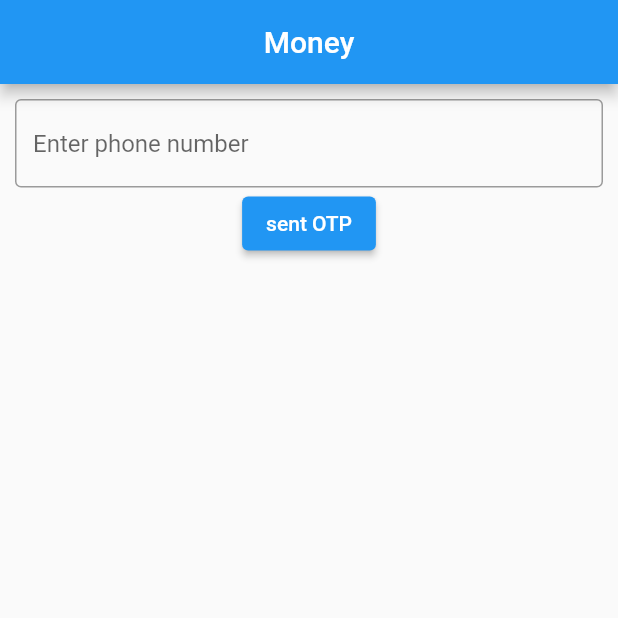
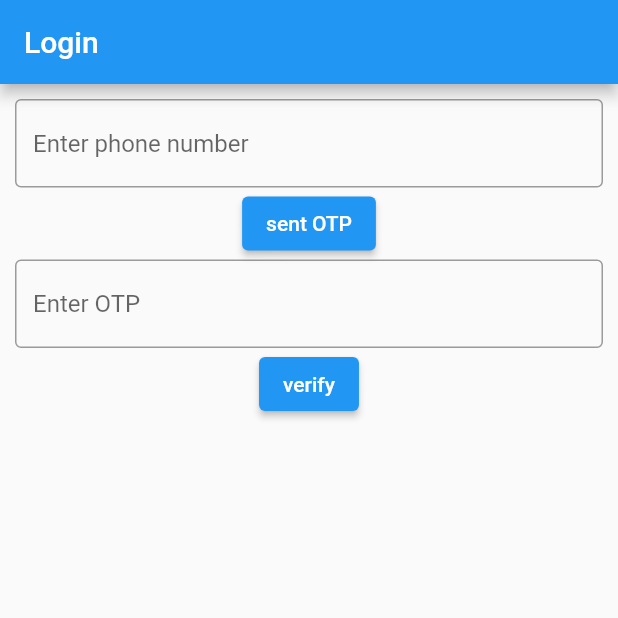
Before and after one commit to billion-yash/Money, a Flutter app: the screen it shows after launch, after a tap on "sent OTP", on a phone screen of 412 x 824 dp, the top half of it. Run offline on Flutter 3.47's test engine with Material 2 defaults, Android fonts, the light colour scheme and no system bars; our stand-ins replace cloud_firestore, firebase_auth, firebase_core, flutter_spinkit; missing offline and left inert: cloud_firestore_web, firebase_auth_web, firebase_core_web; accounts and stored records are empty.

Commit message:
solved login system bug

```diff
--- /dev/null
+++ b/lib/LoadingScreen.dart
@@ -0,0 +1,39 @@
+import 'package:firebase_auth/firebase_auth.dart';
+import 'package:firebase_core/firebase_core.dart';
+import 'package:flutter/material.dart';
+import 'package:flutter_spinkit/flutter_spinkit.dart';
+
+class LoadingScreen extends StatelessWidget {
+
+  Future<void> initializeFirebase(BuildContext context) async {
+    try {
+      await Firebase.initializeApp();
+    } catch (e) {}
+    doneInitializing(context);
+
+  }
+
+  void doneInitializing(BuildContext context){
+    if(FirebaseAuth.instance.currentUser != null){
+      Navigator.pushReplacementNamed(context, "/home");
+    }else{
+      Navigator.pushReplacementNamed(context, "/loginPage");
+    }
+  }
+
+
+  @override
+  Widget build(BuildContext context) {
+    initializeFirebase(context);
+    return Scaffold(
+      body: Container(
+        alignment: Alignment.center,
+        color: Colors.blue,
+        child: SpinKitRotatingCircle(
+          color: Colors.white,
+          size: 50.0,
+        ),
+      ),
+    );
+  }
+}
--- /dev/null
+++ b/lib/Widgets/LoginPage/LoginPage.dart
@@ -0,0 +1,78 @@
+import 'package:firebase_auth/firebase_auth.dart';
+import 'package:flutter/material.dart';
+
+class LoginPage extends StatefulWidget{
+  @override
+  State<StatefulWidget> createState() {
+    return LoginPageState();
+  }
+}
+
+class LoginPageState extends State<LoginPage> {
+  String verificationId;
+  TextEditingController phoneNumber, otpController;
+  String otp;
+
+  void checkPhoneNumberAndSendOTP() {
+    if (phoneNumber.text.length == 10) {
+      sentOTP(phoneNumber.text);
+    }
+  }
+
+  void verifyOTP() {
+    PhoneAuthCredential credential = PhoneAuthProvider.credential(
+        verificationId: verificationId, smsCode: otpController.text);
+    FirebaseAuth.instance
+        .signInWithCredential(credential).whenComplete(() => Navigator.pushReplacementNamed(context, '/home'));
+
+  }
+
+  Future<void> sentOTP(String phoneNumber) async {
+    await FirebaseAuth.instance.verifyPhoneNumber(
+      phoneNumber: "+91" + phoneNumber,
+      verificationCompleted: (PhoneAuthCredential credential) {},
+      verificationFailed: (FirebaseAuthException e) {},
+      codeSent: (String verificationId, int resendToken) {
+        this.verificationId = verificationId;
+      },
+      codeAutoRetrievalTimeout: (String verificationId) {},
+    );
+  }
+
+  @override
+  Widget build(BuildContext context) {
+    phoneNumber = TextEditingController();
+    otpController = TextEditingController();
+    return Scaffold(
+      appBar: AppBar(title: Text("Login"),),
+      body:  Container(
+          margin: EdgeInsets.all(10),
+          child: Column(
+            children: [
+              TextField(
+                controller: phoneNumber,
+                decoration: InputDecoration(
+                  border: OutlineInputBorder(),
+                  hintText: 'Enter phone number',
+                ),
+              ),
+              ElevatedButton(
+                onPressed: checkPhoneNumberAndSendOTP,
+                child: Text("sent OTP"),
+              ),
+              TextField(
+                controller: otpController,
+                decoration: InputDecoration(
+                  border: OutlineInputBorder(),
+                  hintText: 'Enter OTP',
+                ),
+              ),
+              ElevatedButton(
+                onPressed: verifyOTP,
+                child: Text("verify"),
+              ),
+            ],
+          ))
+    );
+  }
+}
--- a/lib/Widgets/LoginPage/MainCard.dart
+++ /dev/null
@@ -1,106 +0,0 @@
-import 'package:firebase_auth/firebase_auth.dart';
-import 'package:flutter/material.dart';
-
-class MainCard extends StatefulWidget {
-  final Function getUser;
-
-  MainCard(this.getUser);
-
-  @override
-  State<StatefulWidget> createState() {
-    return MainCardState(getUser);
-  }
-}
-
-class MainCardState extends State<MainCard> {
-  Function getUser;
-
-  MainCardState(this.getUser);
-
-  bool isOTPSent = false;
-  String verificationId;
-  TextEditingController phoneNumber, otpController;
-  String otp;
-
-  void checkPhoneNumberAndSendOTP() {
-    if (phoneNumber.text.length == 10) {
-      sentOTP(phoneNumber.text);
-    }
-  }
-
-  void verifyOTP() {
-    PhoneAuthCredential credential = PhoneAuthProvider.credential(
-        verificationId: verificationId, smsCode: otpController.text);
-    FirebaseAuth.instance
-        .signInWithCredential(credential)
-        .then((value) => print(value.toString()));
-    getUser();
-  }
-
-  Future<void> sentOTP(String phoneNumber) async {
-    await FirebaseAuth.instance.verifyPhoneNumber(
-      phoneNumber: "+91" + phoneNumber,
-      verificationCompleted: (PhoneAuthCredential credential) {},
-      verificationFailed: (FirebaseAuthException e) {},
-      codeSent: (String verificationId, int resendToken) {
-        this.verificationId = verificationId;
-        setState(() {
-          isOTPSent = true;
-        });
-      },
-      codeAutoRetrievalTimeout: (String verificationId) {},
-    );
-  }
-
-  @override
-  Widget build(BuildContext context) {
-    phoneNumber = TextEditingController();
-    otpController = TextEditingController();
-    return isOTPSent
-        ? Container(
-            margin: EdgeInsets.all(10),
-            child: Column(
-              children: [
-                TextField(
-                  controller: phoneNumber,
-                  decoration: InputDecoration(
-                    border: OutlineInputBorder(),
-                    hintText: 'Enter phone number',
-                  ),
-                ),
-                ElevatedButton(
-                  onPressed: checkPhoneNumberAndSendOTP,
-                  child: Text("sent OTP"),
-                ),
-                TextField(
-                  controller: otpController,
-                  decoration: InputDecoration(
-                    border: OutlineInputBorder(),
-                    hintText: 'Enter OTP',
-                  ),
-                ),
-                ElevatedButton(
-                  onPressed: verifyOTP,
-                  child: Text("verify"),
-                ),
-              ],
-            ))
-        : Container(
-            margin: EdgeInsets.all(10),
-            child: Column(
-              children: [
-                TextField(
-                  controller: phoneNumber,
-                  decoration: InputDecoration(
-                    border: OutlineInputBorder(),
-                    hintText: 'Enter phone number',
-                  ),
-                ),
-                ElevatedButton(
-                  onPressed: checkPhoneNumberAndSendOTP,
-                  child: Text("sent OTP"),
-                ),
-              ],
-            ));
-  }
-}
--- a/lib/main.dart
+++ b/lib/main.dart
@@ -1,8 +1,9 @@
 import 'package:firebase_auth/firebase_auth.dart';
 import 'package:firebase_core/firebase_core.dart';
 import 'package:flutter/material.dart';
+import 'package:money/LoadingScreen.dart';
 
-import 'Widgets/LoginPage/MainCard.dart';
+import 'Widgets/LoginPage/LoginPage.dart';
 import 'Widgets/MainClassWidget.dart';
 
 void main() {
@@ -18,48 +19,15 @@ class MainClass extends StatefulWidget {
 }
 
 class MainState extends State<MainClass> {
-  bool initialized = false;
-
-  Future<void> initializeFirebase() async {
-    try {
-      await Firebase.initializeApp();
-      setState(() => initialized = true);
-    } catch (e) {}
-  }
-
-  @override
-  void initState() {
-    super.initState();
-    initializeFirebase();
-  }
-
   @override
   Widget build(BuildContext context) {
-    MaterialApp materialApp = getApp();
-    return materialApp;
-  }
-
-  void getUser() {
-    setState(() {
-      getApp();
-      getApp();
-    });
-  }
-
-  MaterialApp getApp() {
-    if (FirebaseAuth.instance.currentUser == null) {
-      return MaterialApp(
-          home: Scaffold(
-        appBar: AppBar(
-          centerTitle: true,
-          title: Text("Money"),
-        ),
-        body: MainCard(getUser),
-      ));
-    } else {
-      return MaterialApp(
-        home: MainClassWidget(getUser),
+    return MaterialApp(
+        routes: {
+          '/' : (context) => LoadingScreen(),
+          '/loginPage' : (context) => LoginPage(),
+          '/home' : (context) => MainClassWidget(),
+        },
+        initialRoute: '/',
       );
-    }
   }
 }
--- a/pubspec.yaml
+++ b/pubspec.yaml
@@ -27,6 +27,7 @@ dependencies:
   firebase_core: ^1.0.3
   firebase_auth: ^1.1.0
   cloud_firestore: ^1.0.4
+  flutter_spinkit: "^4.1.2"
 
 
 dev_dependencies:
```
Also changed, not shown: lib/Widgets/MainClassWidget.dart (+2 -8 lines), lib/Widgets/User/CurrentUser.dart (+7 -8 lines), lib/generated_plugin_registrant.dart (added, +19 -0 lines), pubspec.lock.
